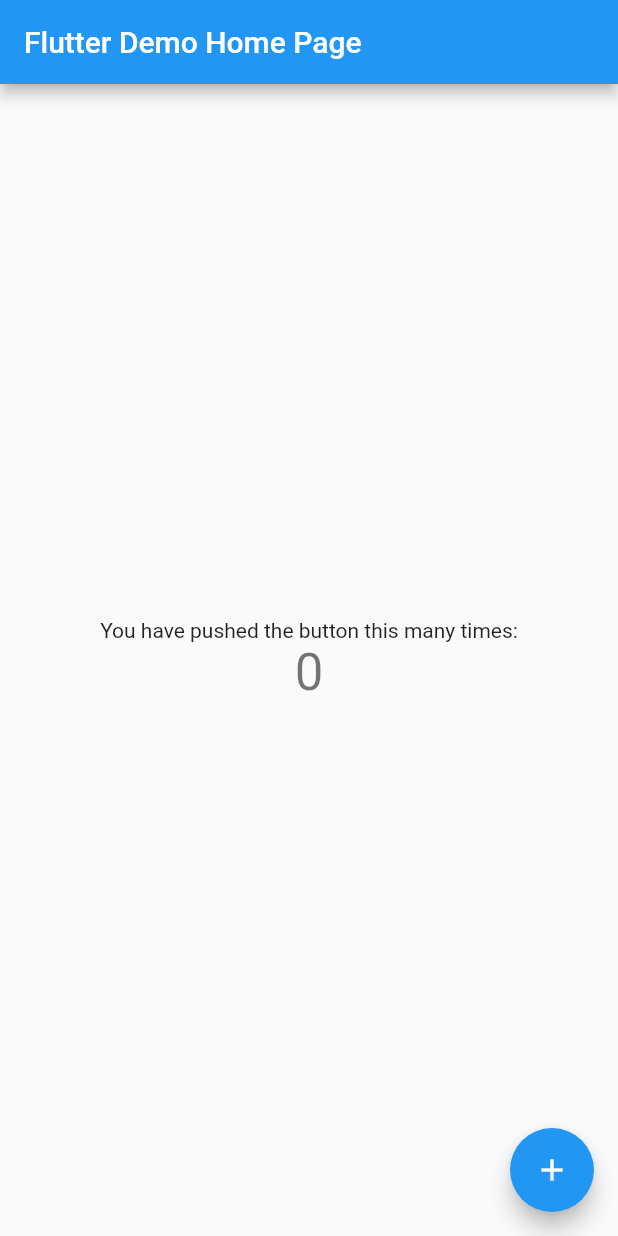
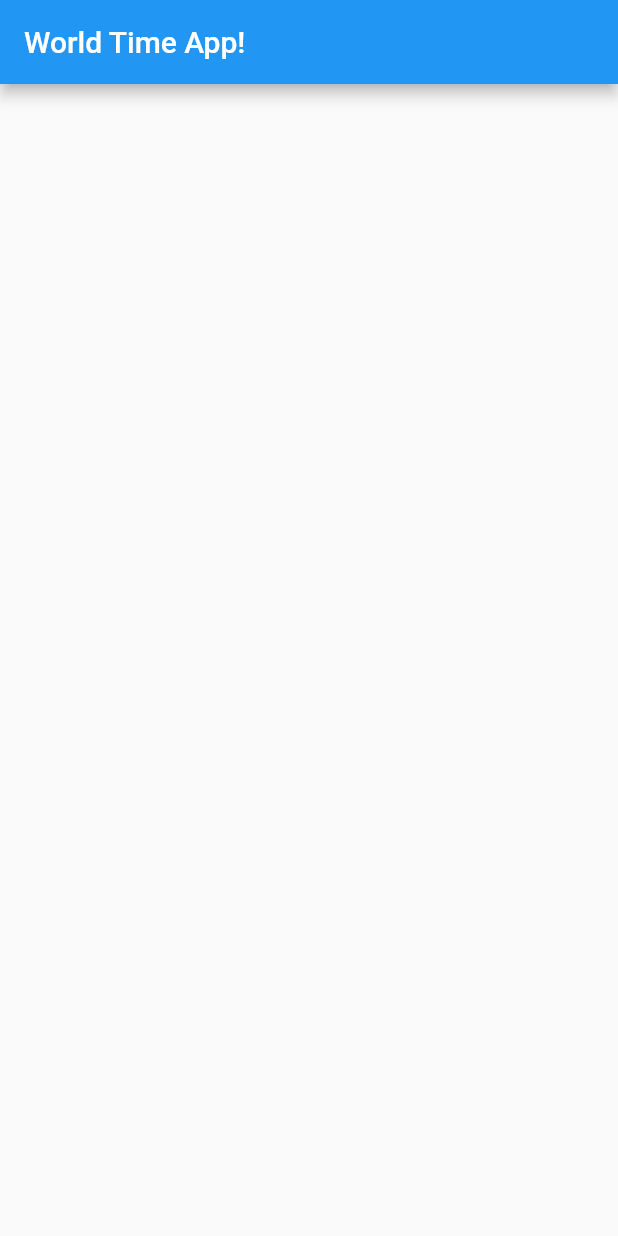
Before and after one commit to richardingwe/world_time_app, a Flutter app: the screen it shows after launch, on a phone screen of 412 x 824 dp. Run offline on Flutter 3.47's test engine with Material 2 defaults, Android fonts, the phone set to English and light mode, and no system bars.

Commit message:
rebuilding app

```diff
--- a/lib/main.dart
+++ b/lib/main.dart
@@ -1,113 +1,10 @@
 import 'package:flutter/material.dart';
 
 void main() {
-  runApp(MyApp());
+  runApp(MaterialApp(
+    home: Scaffold(
+      appBar: AppBar(
+        title: Text('World Time App!'),
+      ),),
+  ));
 }
-
-class MyApp extends StatelessWidget {
-  // This widget is the root of your application.
-  @override
-  Widget build(BuildContext context) {
-    return MaterialApp(
-      title: 'Flutter Demo',
-      theme: ThemeData(
-        // This is the theme of your application.
-        //
-        // Try running your application with "flutter run". You'll see the
-        // application has a blue toolbar. Then, without quitting the app, try
-        // changing the primarySwatch below to Colors.green and then invoke
-        // "hot reload" (press "r" in the console where you ran "flutter run",
-        // or simply save your changes to "hot reload" in a Flutter IDE).
-        // Notice that the counter didn't reset back to zero; the application
-        // is not restarted.
-        primarySwatch: Colors.blue,
-      ),
-      home: MyHomePage(title: 'Flutter Demo Home Page'),
-    );
-  }
-}
-
-class MyHomePage extends StatefulWidget {
-  MyHomePage({Key key, this.title}) : super(key: key);
-
-  // This widget is the home page of your application. It is stateful, meaning
-  // that it has a State object (defined below) that contains fields that affect
-  // how it looks.
-
-  // This class is the configuration for the state. It holds the values (in this
-  // case the title) provided by the parent (in this case the App widget) and
-  // used by the build method of the State. Fields in a Widget subclass are
-  // always marked "final".
-
-  final String title;
-
-  @override
-  _MyHomePageState createState() => _MyHomePageState();
-}
-
-class _MyHomePageState extends State<MyHomePage> {
-  int _counter = 0;
-
-  void _incrementCounter() {
-    setState(() {
-      // This call to setState tells the Flutter framework that something has
-      // changed in this State, which causes it to rerun the build method below
-      // so that the display can reflect the updated values. If we changed
-      // _counter without calling setState(), then the build method would not be
-      // called again, and so nothing would appear to happen.
-      _counter++;
-    });
-  }
-
-  @override
-  Widget build(BuildContext context) {
-    // This method is rerun every time setState is called, for instance as done
-    // by the _incrementCounter method above.
-    //
-    // The Flutter framework has been optimized to make rerunning build methods
-    // fast, so that you can just rebuild anything that needs updating rather
-    // than having to individually change instances of widgets.
-    return Scaffold(
-      appBar: AppBar(
-        // Here we take the value from the MyHomePage object that was created by
-        // the App.build method, and use it to set our appbar title.
-        title: Text(widget.title),
-      ),
-      body: Center(
-        // Center is a layout widget. It takes a single child and positions it
-        // in the middle of the parent.
-        child: Column(
-          // Column is also a layout widget. It takes a list of children and
-          // arranges them vertically. By default, it sizes itself to fit its
-          // children horizontally, and tries to be as tall as its parent.
-          //
-          // Invoke "debug painting" (press "p" in the console, choose the
-          // "Toggle Debug Paint" action from the Flutter Inspector in Android
-          // Studio, or the "Toggle Debug Paint" command in Visual Studio Code)
-          // to see the wireframe for each widget.
-          //
-          // Column has various properties to control how it sizes itself and
-          // how it positions its children. Here we use mainAxisAlignment to
-          // center the children vertically; the main axis here is the vertical
-          // axis because Columns are vertical (the cross axis would be
-          // horizontal).
-          mainAxisAlignment: MainAxisAlignment.center,
-          children: <Widget>[
-            Text(
-              'You have pushed the button this many times:',
-            ),
-            Text(
-              '$_counter',
-              style: Theme.of(context).textTheme.headline4,
-            ),
-          ],
-        ),
-      ),
-      floatingActionButton: FloatingActionButton(
-        onPressed: _incrementCounter,
-        tooltip: 'Increment',
-        child: Icon(Icons.add),
-      ), // This trailing comma makes auto-formatting nicer for build methods.
-    );
-  }
-}
```
